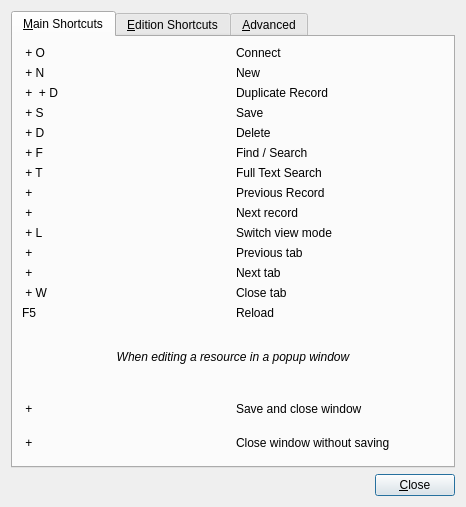
Old version of the form Koo/ui/shortcuts.ui in the repository xrg/openerp-client-kde.
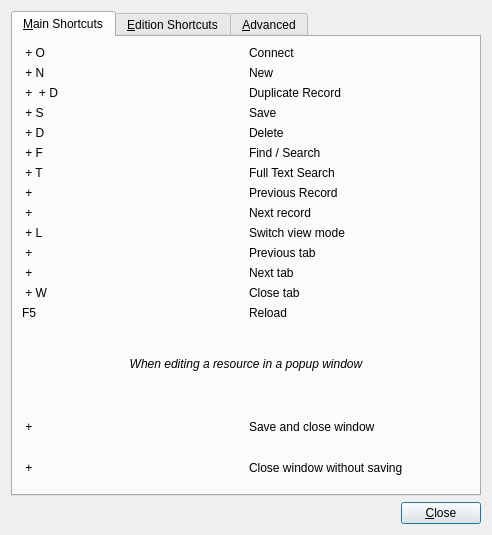
New version of the form. The open tabs and pages were chosen to show the change. Icons and pictures are not drawn.

Commit message: Added xalan.jar (and add it in update-jasper-reports.sh script.

```diff
--- a/Koo/ui/shortcuts.ui
+++ b/Koo/ui/shortcuts.ui
@@ -1,12 +1,12 @@
 <ui version="4.0" >
  <class>ShortcutsDialog</class>
- <widget class="QDialog" name="ShortcutsDialog" >
-  <property name="geometry" >
+ <widget class="QDialog" name="ShortcutsDialog">
+  <property name="geometry">
    <rect>
     <x>0</x>
     <y>0</y>
-    <width>466</width>
-    <height>507</height>
+    <width>492</width>
+    <height>535</height>
    </rect>
   </property>
   <property name="windowTitle" >
```
Left out of the diff: 513 changed lines with no effect on the pictures. The commit also changes 2 other files.
